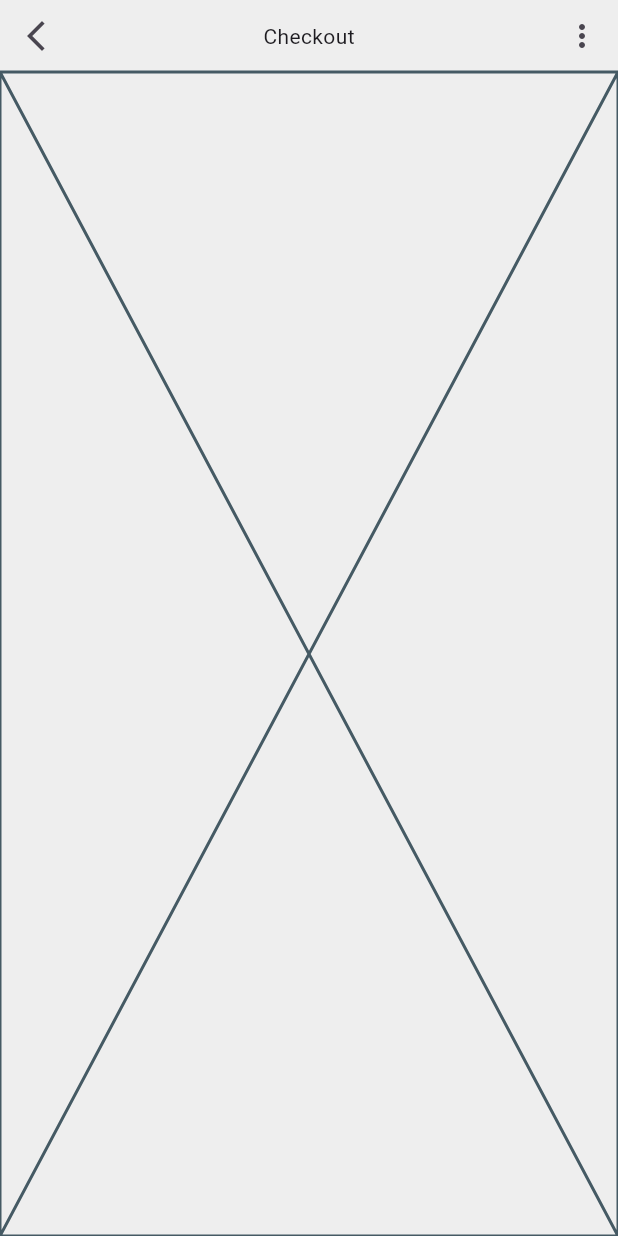
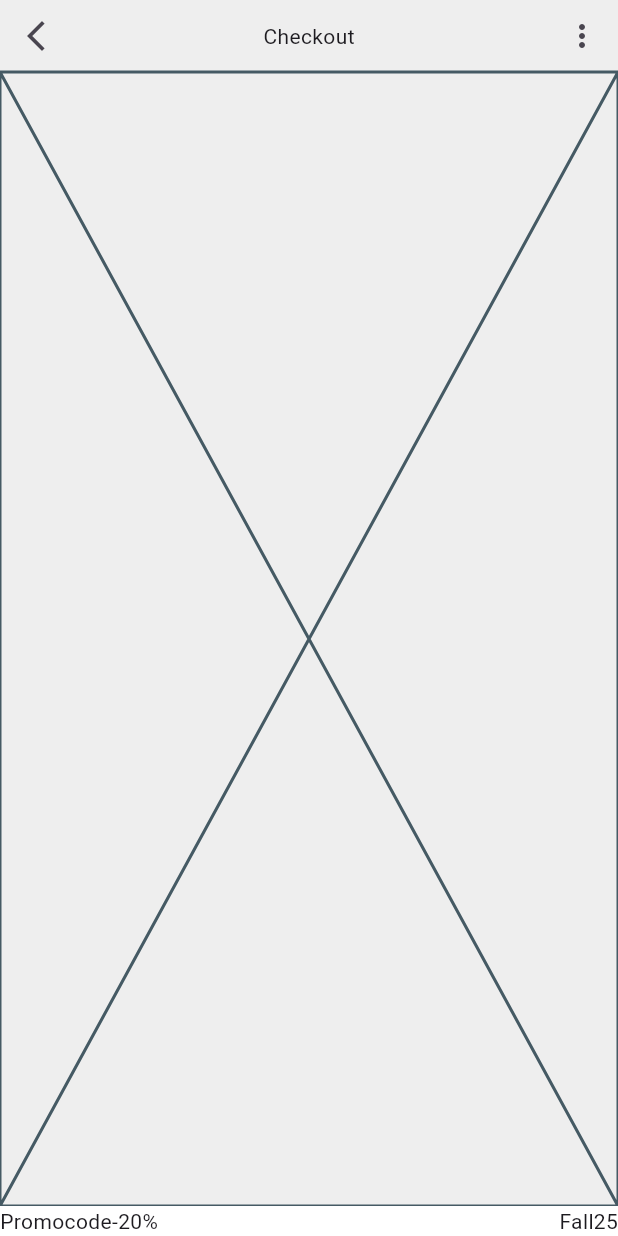
Before and after one commit to JAICHANGPARK/flutter_notebook_chapter_49, a Flutter app: the ECommerceCheckoutPage screen opened directly, on a phone screen of 412 x 824 dp. Run offline on Flutter 3.47's test engine with Material 3 defaults, Android fonts, the phone set to English and light mode, and no system bars; our stand-ins replace dots_indicator, gap, google_fonts.

Commit message:
Update e_commerce_checkout_page.dart

```diff
--- a/lib/ep2451_e_commerce_app/ui/e_commerce_checkout_page.dart
+++ b/lib/ep2451_e_commerce_app/ui/e_commerce_checkout_page.dart
@@ -26,7 +26,18 @@ class _ECommerceCheckoutPageState extends State<ECommerceCheckoutPage> {
               ],
             ),
             Expanded(child: Placeholder()),
-            Container(decoration: BoxDecoration(color: Colors.white)),
+            Container(decoration: BoxDecoration(color: Colors.white,),
+            child: Row(
+              children: [
+                Text("Promocode"),
+                Container(decoration: ShapeDecoration(shape: StadiumBorder()),
+                child: Text("-20%"),),
+                Spacer(),
+                Text(
+                  "Fall25"
+                )
+              ],
+            ),),
           ],
         ),
       ),
```
